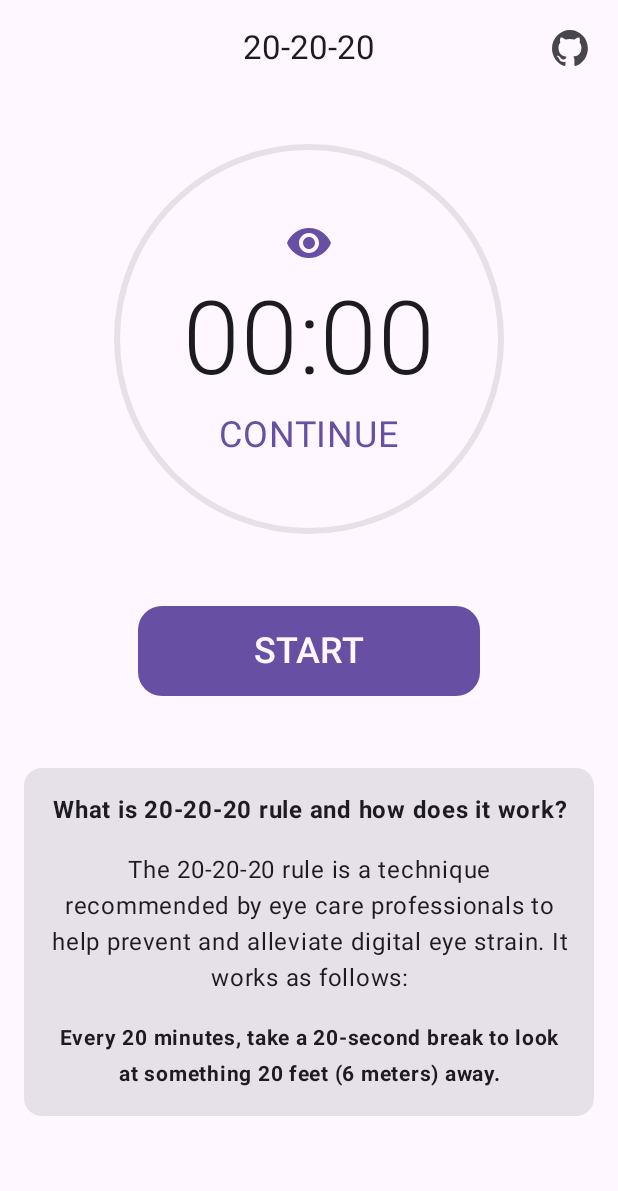
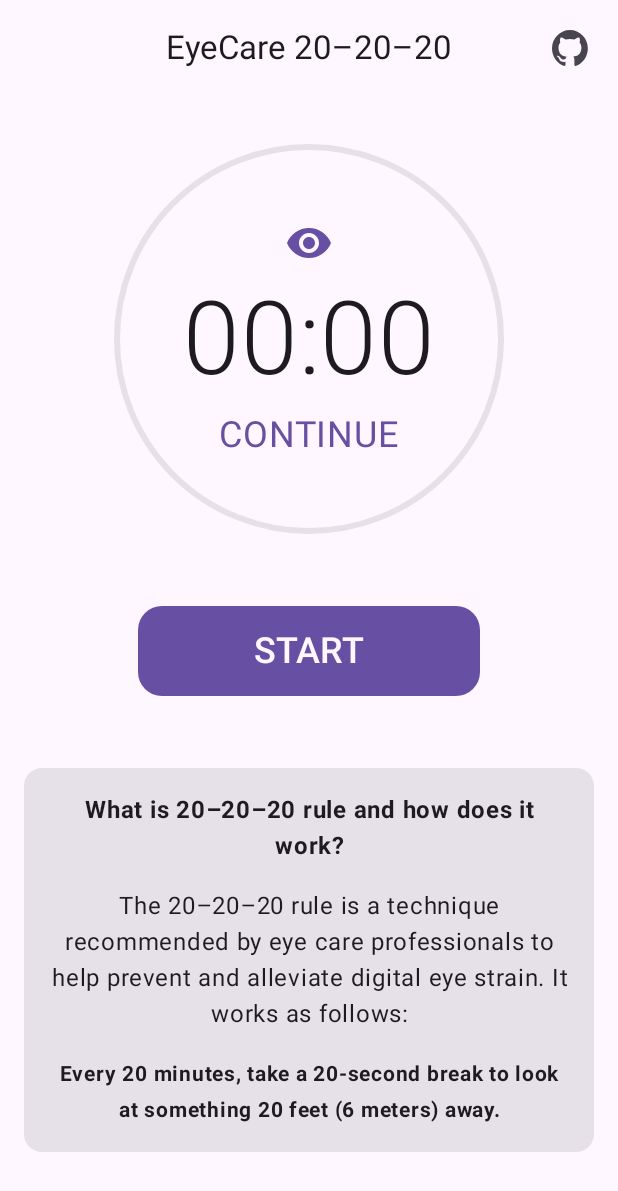
Before and after one commit to sham-h93/EyeCare, an Android app built with Jetpack Compose: the screen it shows after launch (MainActivity), on a phone screen of 412 x 824 dp. Shown: the top 1191 px of the screen. Run offline under Robolectric (Android 15) with nearby library versions, the phone set to English and light mode, and no system bars; our stand-ins replace Dagger/Hilt's generated code; 1 statement that could not run was skipped.

Commit message:
refactor TimerScreen - using string resources

```diff
--- a/app/src/main/java/example/hotaku/eyecareapp/ui/main/TimerScreen.kt
+++ b/app/src/main/java/example/hotaku/eyecareapp/ui/main/TimerScreen.kt
@@ -90,7 +90,7 @@ fun TimerScreen(
         modifier = modifier.fillMaxSize(),
         topBar = {
             EyeCareTopBar(
-                title = "20-20-20",
+                title = stringResource(id = R.string.app_name),
                 actions = {
                     Icon(
                         modifier = Modifier
@@ -154,8 +154,8 @@ fun TimerScreen(
                     fontSize = 24.sp,
                     color = stateColor,
                     text = when (state.isBreak) {
-                        true -> "BREAK"
-                        false -> "CONTINUE"
+                        true -> stringResource(R.string.timer_screen_message_break)
+                        false -> stringResource(R.string.timer_screen_message_continue)
                     }
                 )
             }
@@ -183,8 +183,8 @@ fun TimerScreen(
                     modifier = Modifier.padding(8.dp),
                     fontSize = 24.sp,
                     text = when (state.isTimerStarted) {
-                        true -> "STOP"
-                        false -> "START"
+                        true -> stringResource(R.string.timer_screen_button_stop)
+                        false -> stringResource(R.string.timer_screen_button_start)
                     }
                 )
             }
--- a/app/src/main/res/values/strings.xml
+++ b/app/src/main/res/values/strings.xml
@@ -1,7 +1,7 @@
 <resources>
-    <string name="app_name">EyeCareApp</string>
-    <string name="main_screen_what_is_20_20_20">What is 20-20-20 rule and how does it work?</string>
-    <string name="main_screen_rule_description">The 20-20-20 rule is a technique recommended by eye care professionals to help prevent and alleviate digital eye strain. It works as follows:</string>
+    <string name="app_name">EyeCare 20&#8211;20&#8211;20</string>
+    <string name="main_screen_what_is_20_20_20">What is 20&#8211;20&#8211;20 rule and how does it work?</string>
+    <string name="main_screen_rule_description">The 20&#8211;20&#8211;20 rule is a technique recommended by eye care professionals to help prevent and alleviate digital eye strain. It works as follows:</string>
     <string name="main_screen_rule_explain">Every 20 minutes, take a 20-second break to look at something 20 feet (6 meters) away.</string>
     <string name="service_notification_start_timer">Start</string>
     <string name="service_notification_stop_timer">Stop</string>
@@ -10,4 +10,8 @@
     <string name="service_notification_service_ready">Ready!</string>
     <string name="service_notification_service_timer_is_running">Timer is Running</string>
     <string name="timer_screen_revoked_notification_message"><![CDATA[You have to grant notification permission from settings > Apps > EyeCareApp to control the app from notification if it in background!]]></string>
+    <string name="timer_screen_message_break">BREAK</string>
+    <string name="timer_screen_message_continue">CONTINUE</string>
+    <string name="timer_screen_button_stop">STOP</string>
+    <string name="timer_screen_button_start">START</string>
 </resources>
```
